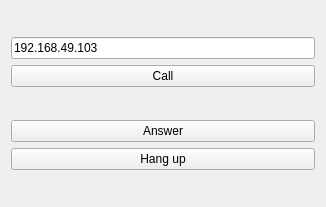
First picture: the form in mainwindow.ui, repository savoirfairelinux/jami-client-macos, before the edit.
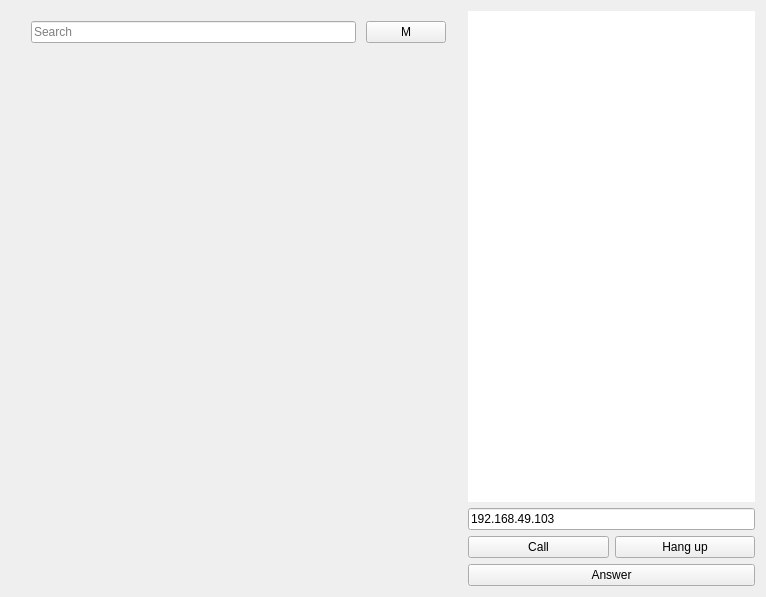
Second picture: the form after the edit. Custom widgets are drawn as their Qt base class.

Commit message: Various interface tests.

```diff
--- a/mainwindow.ui
+++ b/mainwindow.ui
@@ -6,82 +6,170 @@
    <rect>
     <x>0</x>
     <y>0</y>
-    <width>326</width>
-    <height>207</height>
+    <width>766</width>
+    <height>597</height>
    </rect>
   </property>
   <property name="windowTitle">
    <string>MainWindow</string>
   </property>
   <widget class="QWidget" name="centralWidget">
-   <layout class="QVBoxLayout" name="verticalLayout">
+   <layout class="QVBoxLayout" name="verticalLayout_4">
+    <property name="spacing">
+     <number>0</number>
+    </property>
+    <property name="leftMargin">
+     <number>0</number>
+    </property>
+    <property name="topMargin">
+     <number>0</number>
+    </property>
+    <property name="rightMargin">
+     <number>0</number>
+    </property>
+    <property name="bottomMargin">
+     <number>0</number>
+    </property>
     <item>
-     <spacer name="verticalSpacer_3">
+     <widget class="QSplitter" name="splitter">
       <property name="orientation">
-       <enum>Qt::Vertical</enum>
+       <enum>Qt::Horizontal</enum>
       </property>
-      <property name="sizeHint" stdset="0">
-       <size>
-        <width>17</width>
-        <height>0</height>
-       </size>
+      <property name="handleWidth">
+       <number>0</number>
       </property>
-     </spacer>
-    </item>
-    <item>
-     <widget class="QLineEdit" name="call_number">
-      <property name="text">
-       <string>192.168.49.103</string>
-      </property>
+      <widget class="QWidget" name="">
+       <layout class="QVBoxLayout" name="verticalLayout_3">
+        <item>
+         <layout class="QHBoxLayout" name="horizontalLayout">
+          <property name="spacing">
+           <number>10</number>
+          </property>
+          <property name="leftMargin">
+           <number>20</number>
+          </property>
+          <property name="topMargin">
+           <number>10</number>
+          </property>
+          <property name="bottomMargin">
+           <number>10</number>
+          </property>
+          <item>
+           <widget class="QLineEdit" name="lineEdit">
+            <property name="text">
+             <string/>
+            </property>
+            <property name="frame">
+             <bool>true</bool>
+            </property>
+            <property name="placeholderText">
+             <string>Search</string>
+            </property>
+            <property name="clearButtonEnabled">
+             <bool>false</bool>
+            </property>
+           </widget>
+          </item>
+          <item>
+           <widget class="QPushButton" name="pushButton">
+            <property name="text">
+             <string>M</string>
+            </property>
+            <property name="autoDefault">
+             <bool>false</bool>
+            </property>
+            <property name="default">
+             <bool>false</bool>
+            </property>
+            <property name="flat">
+             <bool>false</bool>
+            </property>
+           </widget>
+          </item>
+         </layout>
+        </item>
+        <item>
+         <widget class="MyListView" name="contact_list">
+          <property name="styleSheet">
+           <string notr="true">background-color: rgba(255,255,255, 0.0);</string>
+          </property>
+          <property name="frameShape">
+           <enum>QFrame::NoFrame</enum>
+          </property>
+          <property name="frameShadow">
+           <enum>QFrame::Plain</enum>
+          </property>
+          <property name="lineWidth">
+           <number>0</number>
+          </property>
+          <property name="flow">
+           <enum>QListView::TopToBottom</enum>
+          </property>
+         </widget>
+        </item>
+       </layout>
+      </widget>
+      <widget class="QWidget" name="">
+       <layout class="QVBoxLayout" name="verticalLayout_2">
+        <item>
+         <widget class="QWidget" name="widget" native="true">
+          <property name="sizePolicy">
+           <sizepolicy hsizetype="Preferred" vsizetype="MinimumExpanding">
+            <horstretch>0</horstretch>
+            <verstretch>0</verstretch>
+           </sizepolicy>
+          </property>
+          <property name="styleSheet">
+           <string notr="true">background-color: rgb(255,255,255);</string>
+          </property>
+         </widget>
+        </item>
+        <item>
+         <layout class="QVBoxLayout" name="verticalLayout">
+          <item>
+           <widget class="QLineEdit" name="call_number">
+            <property name="text">
+             <string>192.168.49.103</string>
+            </property>
+           </widget>
+          </item>
+          <item>
+           <layout class="QHBoxLayout" name="horizontalLayout_2">
+            <item>
+             <widget class="QPushButton" name="call_button">
+              <property name="sizePolicy">
+               <sizepolicy hsizetype="Minimum" vsizetype="Fixed">
+                <horstretch>0</horstretch>
+                <verstretch>0</verstretch>
+               </sizepolicy>
+              </property>
+              <property name="text">
+               <string>Call</string>
+              </property>
+             </widget>
+            </item>
+            <item>
+             <widget class="QPushButton" name="hangup_button">
+              <property name="text">
+               <string>Hang up</string>
+              </property>
+             </widget>
+            </item>
+           </layout>
+          </item>
+          <item>
+           <widget class="QPushButton" name="answer_button">
+            <property name="text">
+             <string>Answer</string>
+            </property>
+           </widget>
+          </item>
+         </layout>
+        </item>
+       </layout>
+      </widget>
      </widget>
     </item>
-    <item>
-     <widget class="QPushButton" name="pushButton">
-      <property name="text">
-       <string>Call</string>
-      </property>
-     </widget>
-    </item>
-    <item>
-     <spacer name="verticalSpacer">
-      <property name="orientation">
-       <enum>Qt::Vertical</enum>
-      </property>
-      <property name="sizeHint" stdset="0">
-       <size>
-        <width>17</width>
-        <height>1</height>
-       </size>
-      </property>
-     </spacer>
-    </item>
-    <item>
-     <widget class="QPushButton" name="pushButton_3">
-      <property name="text">
-       <string>Answer</string>
-      </property>
-     </widget>
-    </item>
-    <item>
-     <widget class="QPushButton" name="pushButton_2">
-      <property name="text">
-       <string>Hang up</string>
-      </property>
-     </widget>
-    </item>
-    <item>
-     <spacer name="verticalSpacer_2">
-      <property name="orientation">
-       <enum>Qt::Vertical</enum>
-      </property>
-      <property name="sizeHint" stdset="0">
-       <size>
-        <width>17</width>
-        <height>0</height>
-       </size>
-      </property>
-     </spacer>
-    </item>
    </layout>
   </widget>
   <widget class="QMenuBar" name="menuBar">
@@ -96,6 +184,13 @@
   </widget>
  </widget>
  <layoutdefault spacing="6" margin="11"/>
+ <customwidgets>
+  <customwidget>
+   <class>MyListView</class>
+   <extends>QListView</extends>
+   <header>mylistview.h</header>
+  </customwidget>
+ </customwidgets>
  <resources/>
  <connections>
   <connection>
```
Left out of the diff: 4 changed lines with no effect on the pictures. The commit also changes 5 other files.
